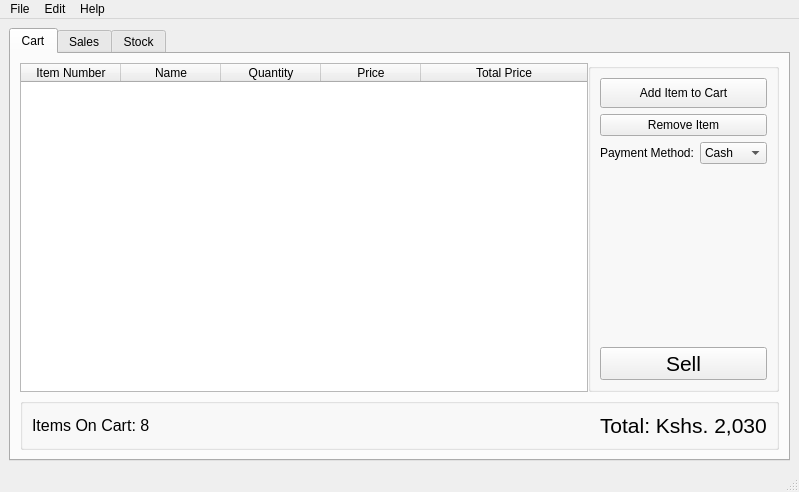
Qt form src/stock_manager.ui (krivahtoo/stockmanager) before a commit.
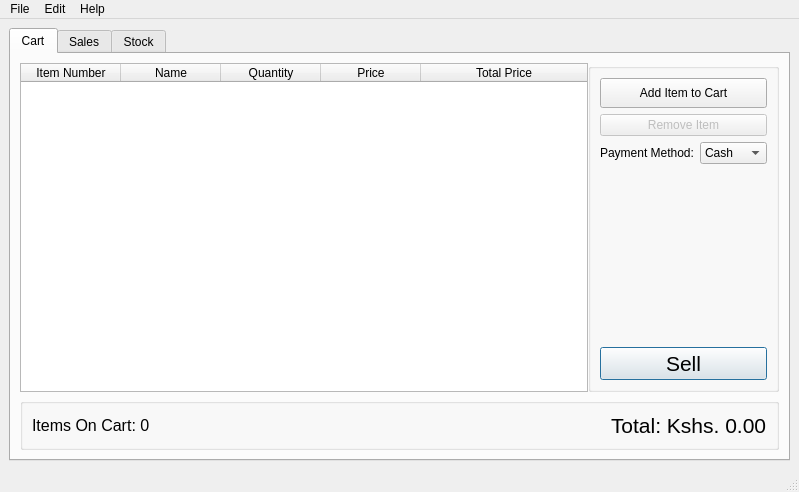
The same form after that commit. Icons and pictures are not drawn.

```diff
--- a/src/stock_manager.ui
+++ b/src/stock_manager.ui
@@ -127,6 +127,9 @@
              </item>
              <item>
               <widget class="QPushButton" name="btnRemove_Cart">
+               <property name="enabled">
+                <bool>false</bool>
+               </property>
                <property name="text">
                 <string>Remove Item</string>
                </property>
@@ -184,6 +187,12 @@
                 <iconset resource="../stock_manager.qrc">
                  <normaloff>:/icons/basket.svg</normaloff>:/icons/basket.svg</iconset>
                </property>
+               <property name="autoDefault">
+                <bool>true</bool>
+               </property>
+               <property name="default">
+                <bool>true</bool>
+               </property>
               </widget>
              </item>
             </layout>
@@ -205,7 +214,7 @@
              <item>
               <widget class="QLabel" name="lblItem_Count">
                <property name="text">
-                <string>&lt;html&gt;&lt;head/&gt;&lt;body&gt;&lt;p&gt;&lt;span style=&quot; font-size:12pt;&quot;&gt;Items On Cart: 8&lt;/span&gt;&lt;/p&gt;&lt;/body&gt;&lt;/html&gt;</string>
+                <string>&lt;html&gt;&lt;head/&gt;&lt;body&gt;&lt;p&gt;&lt;span style=&quot; font-size:12pt;&quot;&gt;Items On Cart: 0&lt;/span&gt;&lt;/p&gt;&lt;/body&gt;&lt;/html&gt;</string>
                </property>
               </widget>
              </item>
@@ -225,7 +234,7 @@
              <item>
               <widget class="QLabel" name="lblTotal">
                <property name="text">
-                <string>&lt;html&gt;&lt;head/&gt;&lt;body&gt;&lt;p&gt;&lt;span style=&quot; font-size:16pt;&quot;&gt;Total: Kshs. 2,030&lt;/span&gt;&lt;/p&gt;&lt;/body&gt;&lt;/html&gt;</string>
+                <string>&lt;html&gt;&lt;head/&gt;&lt;body&gt;&lt;p&gt;&lt;span style=&quot; font-size:16pt;&quot;&gt;Total: Kshs. 0.00&lt;/span&gt;&lt;/p&gt;&lt;/body&gt;&lt;/html&gt;</string>
                </property>
               </widget>
              </item>
```
Left out of the diff: 36 changed lines with no effect on the pictures.
